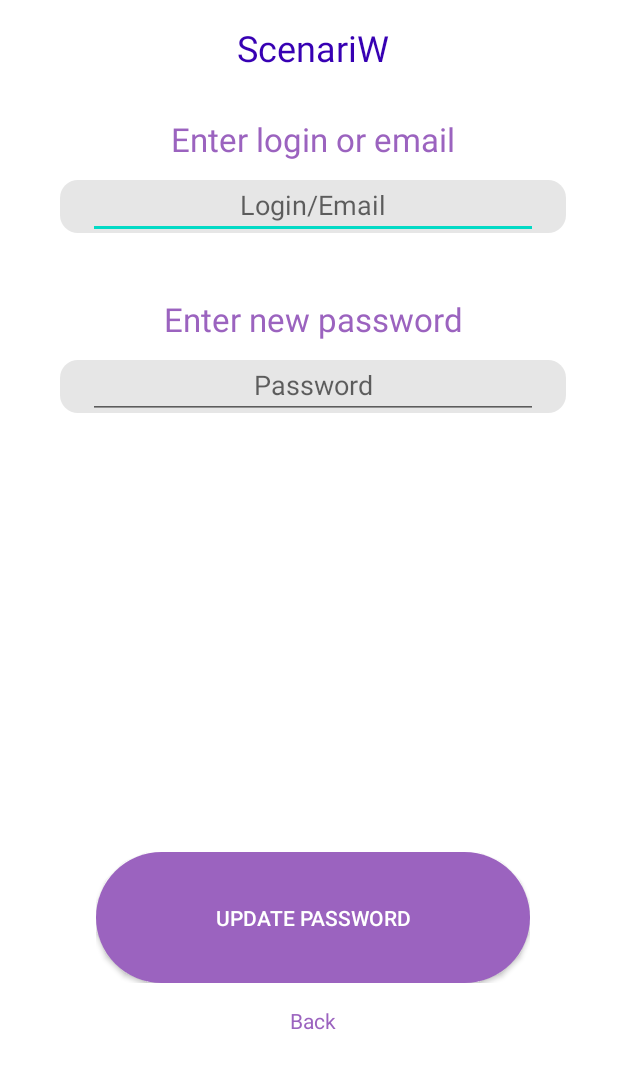
After one commit to AlexKnyaZz/ScenariW, an Android app: the ResetPasswordActivity screen opened directly, with no data from a screen before it, on a phone screen of 412 x 824 dp. The commit adds this screen. Shown: the top 1069 px of the screen. Run offline under Robolectric (Android 15) with nearby library versions, the phone set to English and light mode, and no system bars.

Commit message:
v 25.04.24/4 (forgot your password was added)
- "forgot your password" is available and works.

 ######
# instruction (when you create first scenario):
 - In first, add a new row. No matter that one is exists  - it's don't, it's just an illusion!
 - After adding new row you can put your text, BUT after this move you should ADD a new row!
 - If you want to remove existing row, you must ADD a new empty row and THEN remove all what you want.

 In two words:
 write? add a new row > put text > add a new row
 delete? add a new row > remove row > remove row  (you can delete only lastest elements)
 add? add a new row.

 - If you create another one scenario, it will be better if you remove all existing rows (they will appear in new project, don't ask me why - i know the problem exists and i'm trying to solve this), and then ADD a new row, and then PUT your text, and THEN ADD a new row.

 In two words:
 (remove * count of rows) > add a new row > your next actions (see instruction about first scenario above).

 in two words: create 2 rows and write a data in first; before writing data in second - create another one.

 # No matter what happens, just add a new rows before any actions!
 ######

features:
- save data of new files in key-value format
(name - name of scenario; type - type of scenario);
- names of created scenarious are displaying on a page with created scenarious;
- names can be selected (still in dev);
- scenarious can be deleted;
- scenarious can be opened;
- now all scenarious can be deleted by one tap;
- now can be added new row on an edit_page_1;
- now can be added new rows;
- now can be saved data from rows;
- now can be deleted data from rows;
- assistant is giving advices to you;
- assistant can setting age category for your scenario;
- (new feature!) added: login, registration and "forgot your password".

layouts:
- authorisation.xml
- edit_page.xml
- frame_3.xml
- list_item.xml
- scenarious.xml
- scenarious1.xml
- scenarious_create1.xml
- scenarious_create2.xml
- edit_page.xml
- edit_page_1.xml
- reset_password_activity.xml

classes:
- authorisation_activity
- frame_3_activity
- scenarious
- scenarious_create1
- scenarious_create2
- edit_page
- edit_page_1
- DatabaseOfTerms
- ResetPasswordActivity

```diff
--- a/app/src/main/AndroidManifest.xml
+++ b/app/src/main/AndroidManifest.xml
@@ -35,6 +35,7 @@
 		<activity android:name=".edit_page" />
 		<activity android:name=".edit_page_1" />
 		<activity android:name=".registration" />
+		<activity android:name=".ResetPasswordActivity" />
 
 	</application>
 
--- /dev/null
+++ b/app/src/main/res/layout/reset_password_activity.xml
@@ -0,0 +1,216 @@
+<HorizontalScrollView xmlns:android="http://schemas.android.com/apk/res/android"
+    android:layout_width="match_parent"
+    android:layout_height="wrap_content">
+
+    <ScrollView
+        android:id="@+id/registration"
+        android:layout_width="wrap_content"
+        android:layout_height="match_parent">
+
+        <RelativeLayout
+            android:id="@+id/content_container"
+            android:layout_width="wrap_content"
+            android:layout_marginLeft="10dp"
+            android:layout_marginRight="1.9dp"
+            android:layout_height="wrap_content"
+            android:gravity="center">
+
+
+            <RelativeLayout
+                android:id="@+id/page_authorisation_ek1"
+                android:layout_marginTop="0dp"
+                android:layout_marginStart="0dp"
+                android:layout_width="wrap_content"
+                android:layout_height="wrap_content"
+                android:layout_centerHorizontal="true">
+
+                <View
+                    android:id="@+id/_bg__authorisation_ek2"
+                    android:layout_width="380dp"
+                    android:layout_height="790dp"
+                    android:layout_marginStart="0dp"
+                    android:layout_marginTop="0dp"
+                    android:background="@drawable/_bg__authorisation_ek2_shape" />
+
+
+                <ImageView
+                    android:id="@+id/shape_with_text"
+                    android:src="@drawable/shape_with_text"
+                    android:contentDescription="shape_with_text"
+                    android:layout_marginStart="0dp"
+                    android:layout_marginTop="0dp"
+                    android:layout_centerHorizontal="true"
+                    android:layout_width="380dp"
+                    android:layout_height="790dp" />
+
+
+                <TextView
+                    android:layout_width="378.4dp"
+                    android:layout_height="69.4dp"
+                    android:layout_centerHorizontal="true"
+                    android:layout_marginStart="19dp"
+                    android:layout_marginTop="58dp"
+
+                    android:gravity="center"
+                    android:text="@string/nameLogOrEmail"
+                    android:textColor="#9b63bf"
+                    android:textSize="10pt"
+
+                    />
+
+                <ImageView
+                    android:layout_width="337dp"
+                    android:layout_height="35dp"
+                    android:layout_centerHorizontal="true"
+                    android:layout_marginStart="19dp"
+                    android:layout_marginTop="120dp"
+                    android:background="@drawable/roundstyle"
+                    android:backgroundTint="@color/ccc"
+                    android:contentDescription="shape_with_text_ek1"
+                    android:gravity="center" />
+
+                <EditText
+                    android:id="@+id/login"
+                    android:layout_width="300dp"
+                    android:layout_height="39dp"
+                    android:layout_marginLeft="0dp"
+                    android:layout_marginTop="120dp"
+                    android:hint="@string/stringLogOrEmail"
+
+                    android:gravity="center"
+                    android:layout_centerHorizontal="true"
+
+                    />
+
+                <TextView
+                    android:layout_width="378.4dp"
+                    android:layout_height="69.4dp"
+                    android:layout_centerHorizontal="true"
+                    android:layout_marginStart="19dp"
+                    android:layout_marginTop="178dp"
+
+                    android:gravity="center"
+                    android:text="@string/nameNewPass"
+                    android:textColor="#9b63bf"
+                    android:textSize="10pt"
+
+                    />
+
+                <ImageView
+                    android:layout_width="337dp"
+                    android:layout_height="35dp"
+                    android:layout_centerHorizontal="true"
+                    android:layout_marginStart="19dp"
+                    android:layout_marginTop="240dp"
+                    android:background="@drawable/roundstyle"
+                    android:backgroundTint="@color/ccc"
+                    android:contentDescription="shape_with_text_ek1"
+                    android:gravity="center" />
+
+                <EditText
+                    android:id="@+id/password"
+                    android:layout_width="300dp"
+                    android:layout_height="39dp"
+                    android:layout_marginLeft="0dp"
+                    android:layout_marginTop="240dp"
+                    android:hint="@string/Password_string"
+
+                    android:gravity="center"
+                    android:layout_centerHorizontal="true"
+
+                    />
+
+
+                <!-- aaaaaaaaaaaaaaaaaaaaaaaa -->
+
+
+                <RelativeLayout
+                    android:id="@+id/frame_5"
+                    android:layout_marginTop="568dp"
+                    android:layout_marginStart="43dp"
+                    android:layout_width="wrap_content"
+                    android:layout_height="wrap_content"
+                    android:layout_centerHorizontal="true">
+
+
+                    <Button
+                        android:id="@+id/btnSignUp"
+                        android:layout_width="289dp"
+                        android:layout_height="87dp"
+                        android:layout_centerHorizontal="true"
+
+                        android:layout_marginStart="0dp"
+                        android:layout_marginTop="0dp"
+                        android:background="@drawable/roundstyle2"
+                        android:backgroundTint="#9b63bf"
+                        android:gravity="center"
+
+                        android:text="@string/btnUpdatePass"
+                        android:textAlignment="center"
+                        android:textColor="@color/white" />
+
+                </RelativeLayout>
+
+
+                <TextView
+                    android:id="@+id/__________________"
+                    android:layout_width="200dp"
+                    android:layout_height="25.4dp"
+                    android:layout_centerHorizontal="true"
+                    android:layout_marginLeft="113dp"
+                    android:layout_marginTop="668dp"
+                    android:gravity="center"
+                    android:text="@string/back"
+                    android:textColor="#9b63bf"
+                    android:textSize="14sp"
+
+                    />
+
+                <TextView
+                    android:id="@+id/___________________"
+                    android:layout_width="277.4dp"
+                    android:layout_height="44.4dp"
+                    android:layout_centerHorizontal="true"
+                    android:layout_marginLeft="59dp"
+                    android:layout_marginTop="9dp"
+                    android:gravity="center"
+                    android:text="@string/AppName_string"
+                    android:textColor="@color/purple_700"
+                    android:textSize="24sp" />
+
+
+                <!--
+                <TextView
+                    android:id="@+id/ivan293"
+                    android:layout_width="68.4dp"
+                    android:layout_height="26.4dp"
+                    android:layout_marginLeft="160dp"
+                    android:layout_marginTop="434dp"
+                    android:text="@string/ivan293_string"
+                    android:gravity="center"
+                    android:layout_centerHorizontal="true"
+
+                    android:textColor="@color/___________________________________________________________________color"
+                    android:textSize="14sp" />
+                    -->
+
+
+                <!--
+                <TextView android:id="@+id/________"
+                    android:textSize="14sp"
+                    android:textColor="@color/___________________________________________________________________color"
+                    android:layout_marginLeft="162dp"
+                    android:layout_marginTop="504dp"
+                    android:layout_width="64.4dp"
+                    android:layout_height="25.4dp"
+                    android:gravity="center"
+                    android:layout_centerHorizontal="true"
+                    android:text="@string/_________string"
+                     />
+                     -->
+
+            </RelativeLayout>
+        </RelativeLayout>
+
+    </ScrollView>
+</HorizontalScrollView>
--- a/app/src/main/res/values/strings.xml
+++ b/app/src/main/res/values/strings.xml
@@ -16,6 +16,12 @@
 	<string name="birthday">Enter your birthday</string>
 	<string name="birthday_string">Birthday</string>
 	<string name="age">Your age is: </string>
+
+	<string name="back">Back</string>
+	<string name="btnUpdatePass">Update password</string>
+	<string name="nameLogOrEmail">Enter login or email</string>
+	<string name="nameNewPass">Enter new password</string>
+	<string name="stringLogOrEmail">Login/Email</string>
 
 	<string name="btnSignUp">Sign Up</string>
 	<string name="toLogIn">I have an account</string>
```
Also changed, not shown: app/src/main/java/alex/knyazz/myapplication/ResetPasswordActivity.java (added, +161 -0 lines), app/src/main/java/alex/knyazz/myapplication/authorisation_activity.java (+12 -2 lines), 1 other file.
